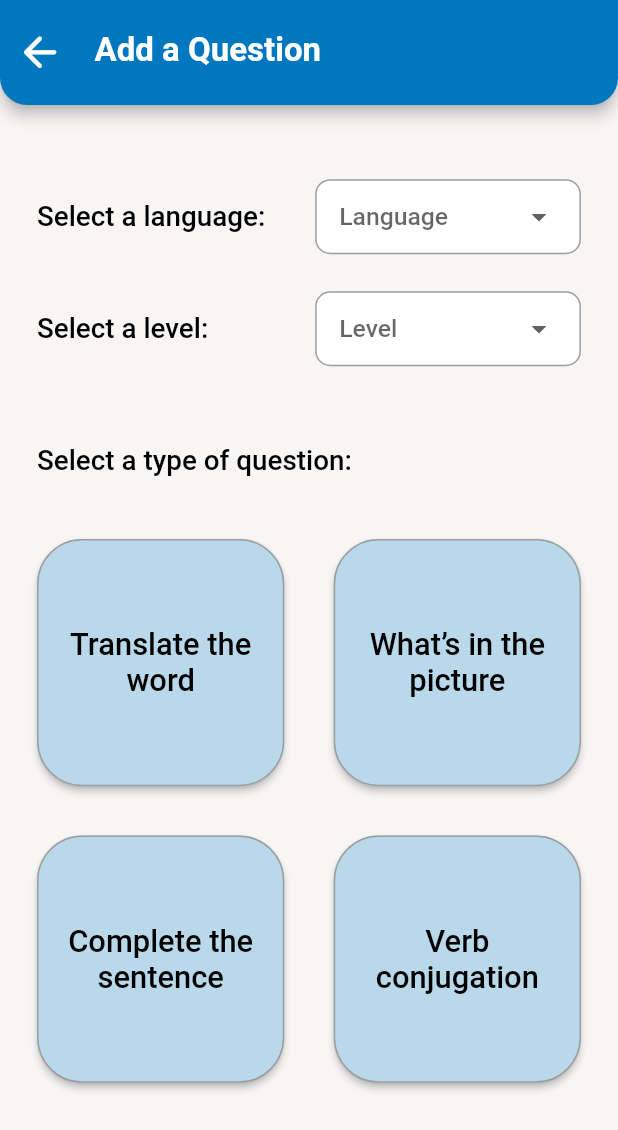
After one commit to naoralkobi/final_project_2023, a Flutter app: the AddQuestion screen opened directly, on a phone screen of 412 x 824 dp. The commit adds this screen. Shown: the top 1130 px of the screen. Run offline on Flutter 3.47's test engine with Material 2 defaults, Android fonts, the light colour scheme and no system bars; our stand-ins replace cached_network_image, cloud_firestore, firebase_auth, firebase_core, firebase_storage, image_picker and 2 more; accounts and stored records are empty; network calls fail; Roboto replaces fonts that are missing (Rockwell).

Commit message:
added "add_question" page.

```diff
--- /dev/null
+++ b/lib/Pages/add_question.dart
@@ -0,0 +1,386 @@
+import 'package:flutter/material.dart';
+import 'package:cloud_firestore/cloud_firestore.dart';
+import 'package:final_project_2023/firebase/FirebaseDB.dart';
+
+import 'package:final_project_2023/firebase/auth_repository.dart';
+import 'package:final_project_2023/consts.dart';
+
+import '../screen_size_config.dart';
+
+class AddQuestion extends StatefulWidget {
+  @override
+  State<StatefulWidget> createState() => AddQuestionState();
+}
+
+class AddQuestionState extends State<AddQuestion> {
+  bool isLangSelected = true;
+  bool isLevelSelected = true;
+  String? languageId;
+  String? levelId;
+  List<String> languagesList = [
+    "Arabic",
+    "French",
+    "German",
+    "Hebrew",
+    "Italian",
+    "Portuguese",
+    "Spanish"
+  ];
+  List<String> levelList = ["Beginner", "Intermediate", "Advanced"];
+
+  Widget _appBarTitle = Text(
+    "Add a Question",
+    style: TextStyle(
+        fontSize: 22, fontWeight: FontWeight.w600, color: Colors.white),
+  );
+
+  @override
+  Widget build(BuildContext context) {
+    return Scaffold(
+      resizeToAvoidBottomInset: false,
+      backgroundColor: Color(0xFFF8F5F5),
+      appBar: PreferredSize(
+        preferredSize: Size.fromHeight(70),
+        child: AppBar(
+          shape: RoundedRectangleBorder(
+            borderRadius: BorderRadius.vertical(
+              bottom: Radius.circular(18.0),
+            ),
+          ),
+          automaticallyImplyLeading: false,
+          flexibleSpace: SafeArea(
+            child: Container(
+              padding: EdgeInsets.only(right: 16),
+              child: Row(
+                children: <Widget>[
+                  SizedBox(
+                    width: 2,
+                  ),
+                  IconButton(
+                      icon: Icon(
+                        Icons.arrow_back_rounded,
+                        color: Colors.white,
+                      ),
+                      iconSize: SizeConfig.blockSizeHorizontal * 8,
+                      onPressed: () {
+                        Navigator.pop(context);
+                      }),
+                  SizedBox(
+                    width: 12,
+                  ),
+                  Expanded(
+                    child: Column(
+                      crossAxisAlignment: CrossAxisAlignment.start,
+                      mainAxisAlignment: MainAxisAlignment.center,
+                      children: <Widget>[
+                        _appBarTitle,
+                        SizedBox(
+                          height: 3,
+                        ),
+                      ],
+                    ),
+                  ),
+                ],
+              ),
+            ),
+          ),
+        ),
+      ),
+      body: Column(children: <Widget>[
+        Padding(
+          padding: EdgeInsets.only(top: SizeConfig.blockSizeVertical * 6),
+        ),
+        Row(
+          children: [
+            Padding(
+              padding: EdgeInsets.only(left: SizeConfig.blockSizeVertical * 3),
+            ),
+            Container(
+              width: SizeConfig.blockSizeHorizontal * 45,
+              child: Text(
+                "Select a language:",
+                style: TextStyle(fontSize: SizeConfig.blockSizeHorizontal*4.5, fontWeight: FontWeight.w500),
+              ),
+            ),
+            Container(
+              width: SizeConfig.blockSizeHorizontal * 43,
+              padding: const EdgeInsets.only(left: 15.0, right: 15.0),
+              decoration: BoxDecoration(
+                  borderRadius: BorderRadius.circular(10.0),
+                  color: Colors.white,
+                  border: Border.all(color: Colors.grey)),
+              child: DropdownButton<String>(
+                  isExpanded: true,
+                  hint: Text("Language",
+                      style: TextStyle(fontSize: SizeConfig.blockSizeHorizontal*4, fontWeight: FontWeight.w500)),
+                  underline: SizedBox.shrink(),
+                  value: languageId,
+                  items: languagesList.map((String value) {
+                    return new DropdownMenuItem<String>(
+                      value: value,
+                      child: new Text(value,
+                          style: TextStyle(fontSize: SizeConfig.blockSizeHorizontal*4, fontWeight: FontWeight.w500)),
+                    );
+                  }).toList(),
+                  onChanged: (newVal) {
+                    setState(() {
+                      isLangSelected = true;
+                      languageId = newVal!;
+                    });
+                  }),
+            ),
+          ],
+        ),
+        Padding(
+          padding: EdgeInsets.only(top: SizeConfig.blockSizeVertical * 3),
+        ),
+        Row(
+          children: [
+            Padding(
+              padding: EdgeInsets.only(left: SizeConfig.blockSizeVertical * 3),
+            ),
+            Container(
+              width: SizeConfig.blockSizeHorizontal * 45,
+              child: Text(
+                "Select a level:",
+                style: TextStyle(fontSize: SizeConfig.blockSizeHorizontal*4.5, fontWeight: FontWeight.w500),
+              ),
+            ),
+            Container(
+              width: SizeConfig.blockSizeHorizontal * 43,
+              padding: const EdgeInsets.only(left: 15.0, right: 15.0),
+              decoration: BoxDecoration(
+                  borderRadius: BorderRadius.circular(10.0),
+                  color: Colors.white,
+                  border: Border.all(color: Colors.grey)),
+              child: DropdownButton<String>(
+                  isExpanded: true,
+                  hint: Text("Level",
+                      style: TextStyle(fontSize: SizeConfig.blockSizeHorizontal*4, fontWeight: FontWeight.w500)),
+                  underline: SizedBox.shrink(),
+                  value: levelId,
+                  items: levelList.map((String value) {
+                    return new DropdownMenuItem<String>(
+                      value: value,
+                      child: new Text(value,
+                          style: TextStyle(fontSize: SizeConfig.blockSizeHorizontal*4, fontWeight: FontWeight.w500)),
+                    );
+                  }).toList(),
+                  onChanged: (newVal) {
+                    setState(() {
+                      isLevelSelected = true;
+                      levelId = newVal!;
+                    });
+                  }),
+            ),
+          ],
+        ),
+        Padding(
+          padding: EdgeInsets.only(top: SizeConfig.blockSizeVertical * 1),
+        ),
+        Row(
+          children: [
+            Padding(
+              padding: EdgeInsets.only(left: SizeConfig.blockSizeVertical * 3),
+            ),
+            FittedBox(
+              fit: BoxFit.fitWidth,
+              child: isLangSelected
+                  ? (isLevelSelected
+                  ? Text(" ", style: TextStyle(fontSize: SizeConfig.blockSizeHorizontal*4))
+                  : (Text(
+                "You must select a level",
+                style:
+                TextStyle(fontSize: SizeConfig.blockSizeHorizontal * 4, color: Colors.red[800]),
+              )))
+                  : Text(
+                "You must select a language",
+                style: TextStyle(fontSize: SizeConfig.blockSizeHorizontal * 4, color: Colors.red[800]),
+              ),
+            ),
+          ],
+        ),
+        Padding(
+          padding: EdgeInsets.only(top: SizeConfig.blockSizeVertical * 3),
+        ),
+        Row(
+          children: [
+            Padding(
+              padding: EdgeInsets.only(left: SizeConfig.blockSizeVertical * 3),
+            ),
+            Text(
+              "Select a type of question:",
+              style: TextStyle(fontSize: SizeConfig.blockSizeHorizontal*4.5, fontWeight: FontWeight.w500),
+            ),
+          ],
+        ),
+        Padding(
+          padding: EdgeInsets.only(top: SizeConfig.blockSizeVertical * 5),
+        ),
+        Row(
+          children: [
+            Padding(
+              padding: EdgeInsets.only(left: SizeConfig.blockSizeVertical * 3),
+            ),
+            Container(
+              height: SizeConfig.blockSizeHorizontal * 40,
+              width: SizeConfig.blockSizeHorizontal * 40,
+              child: ElevatedButton(
+                  style: ButtonStyle(
+                    shape: MaterialStateProperty.all<RoundedRectangleBorder>(
+                        RoundedRectangleBorder(
+                            borderRadius: BorderRadius.circular(30.0),
+                            side: BorderSide(color: Colors.grey))),
+                    backgroundColor:
+                    MaterialStateProperty.all(Color(0xFFB9D9EB)),
+                  ),
+                  onPressed: () {
+                    if (languageId == null) {
+                      setState(() {
+                        isLangSelected = false;
+                      });
+                    } else {
+                      if (levelId == null) {
+                        setState(() {
+                          isLevelSelected = false;
+                        });
+                      } else {
+                        navigateToTranslateTheWord(context);
+                      }
+                    }
+                  },
+                  child: Text('Translate the word',
+                      textAlign: TextAlign.center,
+                      style: TextStyle(fontSize: SizeConfig.blockSizeHorizontal*5, color: Colors.black))),
+            ),
+            Padding(
+              padding: EdgeInsets.only(left: SizeConfig.blockSizeVertical * 4),
+            ),
+            Container(
+              height: SizeConfig.blockSizeHorizontal * 40,
+              width: SizeConfig.blockSizeHorizontal * 40,
+              child: ElevatedButton(
+                  style: ButtonStyle(
+                    shape: MaterialStateProperty.all<RoundedRectangleBorder>(
+                        RoundedRectangleBorder(
+                            borderRadius: BorderRadius.circular(30.0),
+                            side: BorderSide(color: Colors.grey))),
+                    backgroundColor:
+                    MaterialStateProperty.all(Color(0xFFB9D9EB)),
+                  ),
+                  onPressed: () {
+                    if (languageId == null) {
+                      setState(() {
+                        isLangSelected = false;
+                      });
+                    } else {
+                      if (levelId == null) {
+                        setState(() {
+                          isLevelSelected = false;
+                        });
+                      } else {
+                        navigateToWhatsInThePicture(context);
+                      }
+                    }
+                  },
+                  child: Text('What’s in the picture',
+                      textAlign: TextAlign.center,
+                      style: TextStyle(fontSize: SizeConfig.blockSizeHorizontal*5, color: Colors.black))),
+            ),
+          ],
+        ),
+        Padding(
+          padding: EdgeInsets.only(top: SizeConfig.blockSizeVertical * 4),
+        ),
+        Row(
+          children: [
+            Padding(
+              padding: EdgeInsets.only(left: SizeConfig.blockSizeVertical * 3),
+            ),
+            Container(
+              height: SizeConfig.blockSizeHorizontal * 40,
+              width: SizeConfig.blockSizeHorizontal * 40,
+              child: ElevatedButton(
+                  style: ButtonStyle(
+                    shape: MaterialStateProperty.all<RoundedRectangleBorder>(
+                        RoundedRectangleBorder(
+                            borderRadius: BorderRadius.circular(30.0),
+                            side: BorderSide(color: Colors.grey))),
+                    backgroundColor:
+                    MaterialStateProperty.all(Color(0xFFB9D9EB)),
+                  ),
+                  onPressed: () {
+                    if (languageId == null) {
+                      setState(() {
+                        isLangSelected = false;
+                      });
+                    } else {
+                      if (levelId == null) {
+                        setState(() {
+                          isLevelSelected = false;
+                        });
+                      } else {
+                        navigateToCompleteTheSentence(context);
+                      }
+                    }
+                  },
+                  child: Text('Complete the sentence',
+                      textAlign: TextAlign.center,
+                      style: TextStyle(fontSize: SizeConfig.blockSizeHorizontal*5, color: Colors.black))),
+            ),
+            Padding(
+              padding: EdgeInsets.only(left: SizeConfig.blockSizeVertical * 4),
+            ),
+            Container(
+              height: SizeConfig.blockSizeHorizontal * 40,
+              width: SizeConfig.blockSizeHorizontal * 40,
+              child: ElevatedButton(
+                  style: ButtonStyle(
+                    shape: MaterialStateProperty.all<RoundedRectangleBorder>(
+                        RoundedRectangleBorder(
+                            borderRadius: BorderRadius.circular(30.0),
+                            side: BorderSide(color: Colors.grey))),
+                    backgroundColor:
+                    MaterialStateProperty.all(Color(0xFFB9D9EB)),
+                  ),
+                  onPressed: () {
+                    if (languageId == null) {
+                      setState(() {
+                        isLangSelected = false;
+                      });
+                    } else {
+                      if (levelId == null) {
+                        setState(() {
+                          isLevelSelected = false;
+                        });
+                      } else {
+                        navigateToVerbConjugation(context);
+                      }
+                    }
+                  },
+                  child: Text('Verb conjugation',
+                      textAlign: TextAlign.center,
+                      style: TextStyle(fontSize: SizeConfig.blockSizeHorizontal*5, color: Colors.black))),
+            ),
+          ],
+        ),
+      ]),
+    );
+  }
+
+  void navigateToTranslateTheWord(context) {
+  }
+
+  void navigateToWhatsInThePicture(context) {
+  }
+
+  void navigateToCompleteTheSentence(context) {
+  }
+
+  void navigateToVerbConjugation(context) {
+  }
+
+  String? _getLanguageLevel() {
+    return languageId! + "-" + levelId!.toLowerCase();
+  }
+}
--- a/lib/Pages/home_page.dart
+++ b/lib/Pages/home_page.dart
@@ -10,6 +10,7 @@ import '../FireBase/auth_repository.dart';
 import '../Widgets/custom_pop_up_menu.dart';
 import '../Widgets/start_chat.dart';
 import '../utils/colors.dart';
+import 'add_question.dart';
 import 'friends_list.dart';
 import 'leader_board.dart';
 import 'login_page.dart';
@@ -208,7 +209,7 @@ class MyHomePage extends StatelessWidget {
     height: SizeConfig.blockSizeVertical * 3,
     ),
     onPressed: () {
-    //navigateToAddQuestion(context);
+    navigateToAddQuestion(context);
     }),
     IconButton(
     icon: _searchIcon,
@@ -384,6 +385,11 @@ class MyHomePage extends StatelessWidget {
         MaterialPageRoute(builder: (context) => Leaderboard(userInfo)));
   }
 
+  void navigateToAddQuestion(context) {
+    Navigator.push(
+        context, MaterialPageRoute(builder: (context) => AddQuestion()));
+  }
+
   void clearSearch() {
     _filter.text = "";
     isSearching = false;
```
